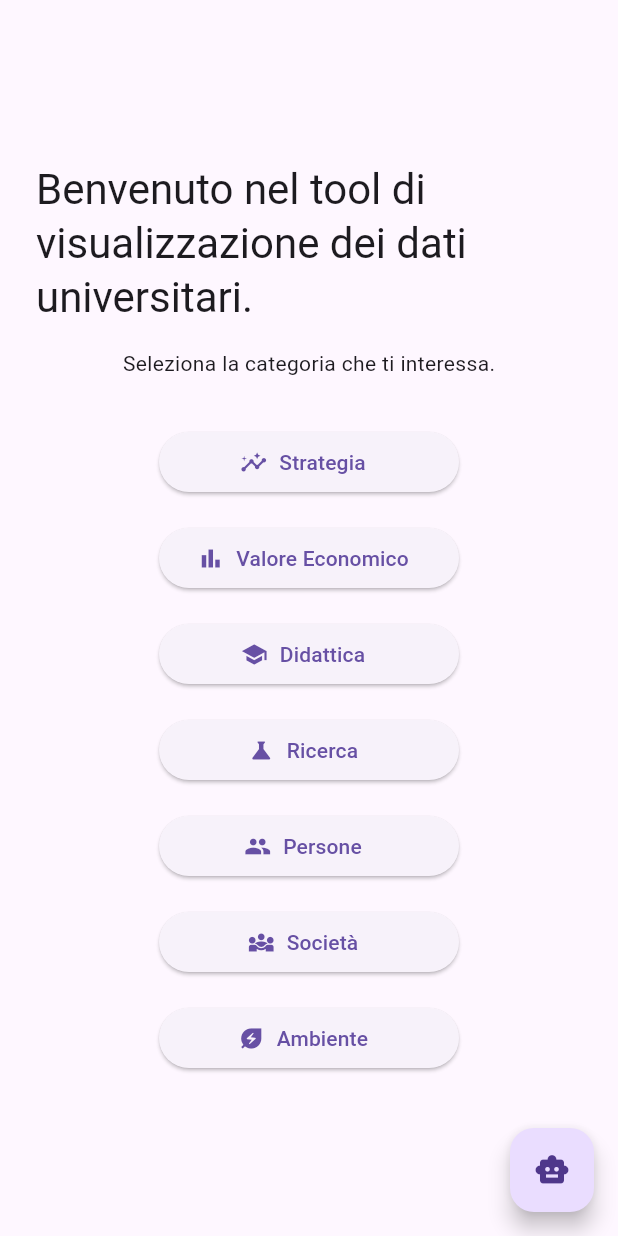
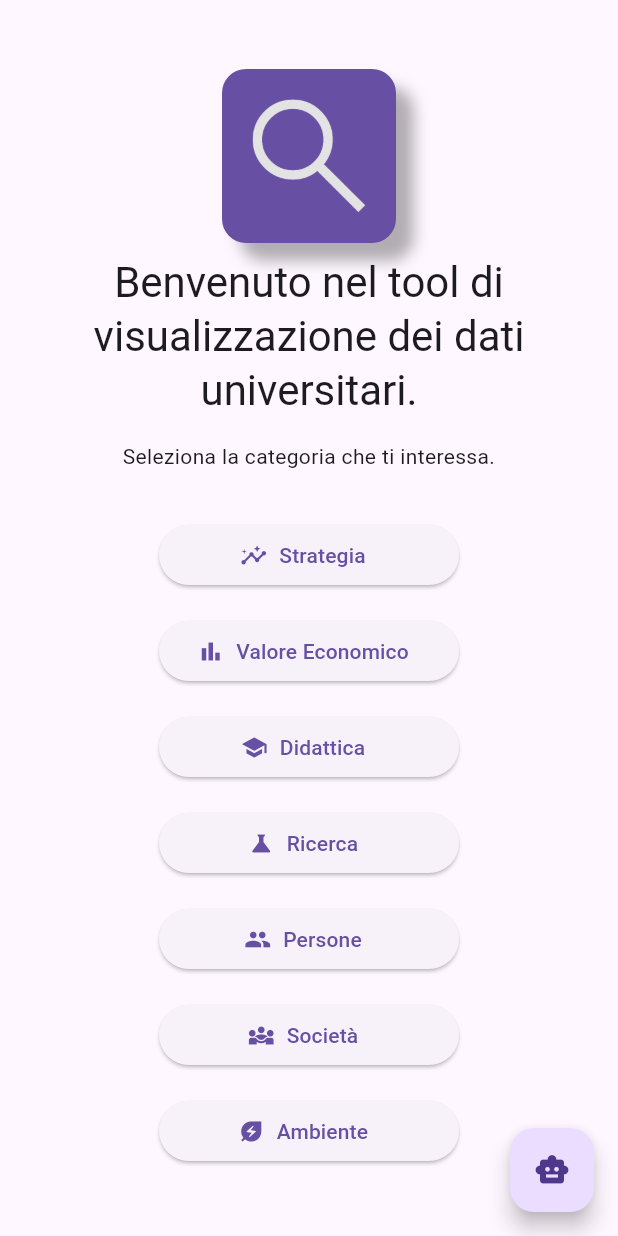
Before and after one commit to until-it-breaks/EcoReportNavigator, a Flutter app: the screen it shows after launch, on a phone screen of 412 x 824 dp. Run offline on Flutter 3.47's test engine with Material 3 defaults, Android fonts, the phone set to English and light mode, and no system bars; our stand-ins replace fl_chart.

Commit message:
Added logo to welcome page

```diff
--- a/frontend/app_client/lib/ui/pages/welcome_page.dart
+++ b/frontend/app_client/lib/ui/pages/welcome_page.dart
@@ -35,14 +35,39 @@ class WelcomePage extends StatelessWidget {
           child: Column(
             mainAxisAlignment: MainAxisAlignment.center,
             children: [
+              Container(
+                decoration: BoxDecoration(
+                  color: Theme.of(context).primaryColor,
+                  borderRadius: BorderRadius.circular(16),
+                  boxShadow: [
+                    BoxShadow(
+                      color: Colors.black.withValues(alpha: 0.3),
+                      offset: const Offset(12, 12),
+                      blurRadius: 8,
+                    ),
+                  ],
+                ),
+                padding: const EdgeInsets.all(8),
+                child: ClipRRect(
+                  borderRadius: BorderRadius.circular(16),
+                  child: Image.asset(
+                    "assets/icon/app_icon.png",
+                    height: 100,
+                    fit: BoxFit.cover,
+                  ),
+                ),
+              ),
+              SizedBox(height: 8),
               Text(
                 "Benvenuto nel tool di visualizzazione dei dati universitari.",
                 style: theme.textTheme.headlineMedium,
+                textAlign: TextAlign.center,
               ),
               const SizedBox(height: 16),
               Text(
                 "Seleziona la categoria che ti interessa.",
                 style: theme.textTheme.bodyMedium,
+                textAlign: TextAlign.center,
               ),
               const SizedBox(height: 32),
               Wrap(
--- a/frontend/app_client/pubspec.yaml
+++ b/frontend/app_client/pubspec.yaml
@@ -19,6 +19,8 @@ dev_dependencies:
   flutter_launcher_icons: ^0.13.1
 
 flutter:
+  assets:
+    - assets/icon/
   uses-material-design: true
 
 flutter_icons:
```
